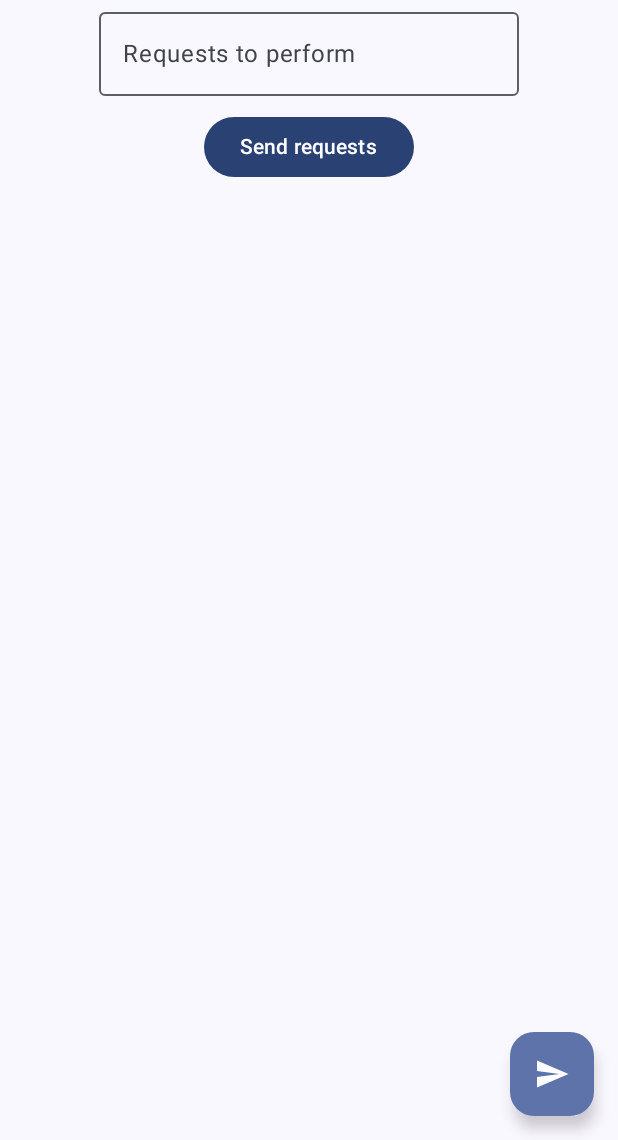
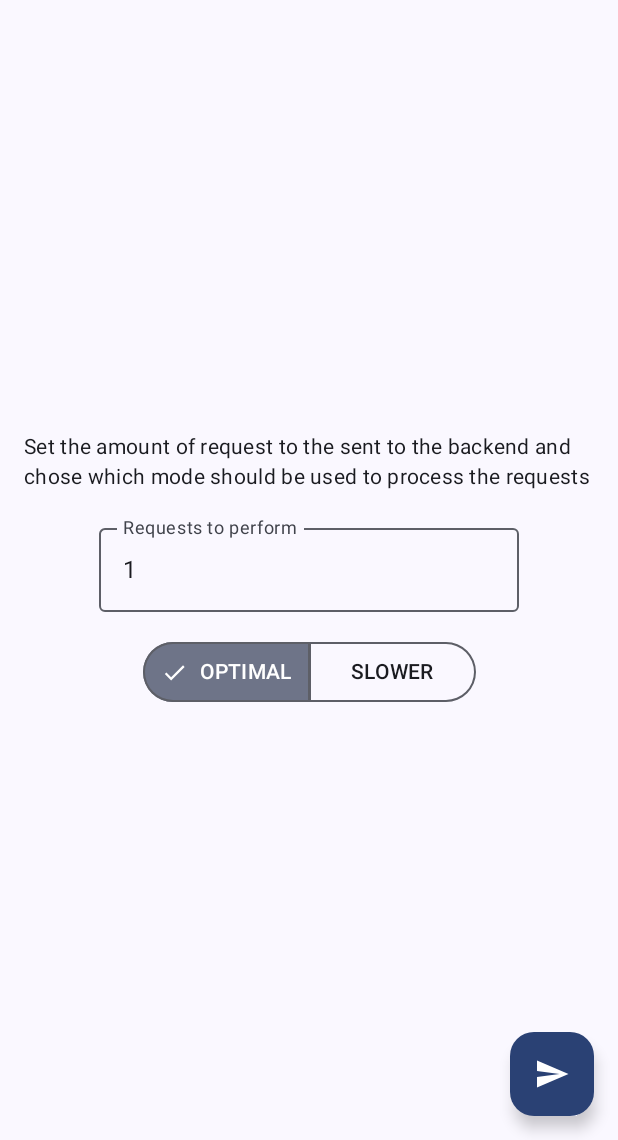
Before and after one commit to aeternam-13/JsonBenchmark, an Android app built with Jetpack Compose: the screen it shows after launch (MainActivity), on a phone screen of 412 x 824 dp, the part 96-1236 px from its top. Run offline under Robolectric (Android 15) with nearby library versions, the phone set to English and light mode, and no system bars; our stand-ins replace Dagger/Hilt's generated code; libraries missing offline, so code that uses them is left out: androidx.hilt.lifecycle.

Commit message:
feat: Buttons and texts in main screen

```diff
--- a/app/src/main/java/com/aeternam/jsonbenchmark/di/JsonTest.kt
+++ /dev/null
@@ -1,5 +0,0 @@
-package com.aeternam.jsonbenchmark.di
-
-enum class JsonTest {
-    OPTIMAL, WORSE
-}
--- /dev/null
+++ b/app/src/main/java/com/aeternam/jsonbenchmark/model/RequestMode.kt
@@ -0,0 +1,5 @@
+package com.aeternam.jsonbenchmark.model
+
+enum class RequestMode {
+    OPTIMAL, SLOWER
+}
--- /dev/null
+++ b/app/src/main/java/com/aeternam/jsonbenchmark/model/RequestsResults.kt
@@ -0,0 +1,3 @@
+package com.aeternam.jsonbenchmark.model
+
+data class RequestsResults( val successfulRequest: Int = 0)
--- a/app/src/main/java/com/aeternam/jsonbenchmark/presentation/request_creator_screen/RequestScreen.kt
+++ b/app/src/main/java/com/aeternam/jsonbenchmark/presentation/request_creator_screen/RequestScreen.kt
@@ -1,8 +1,6 @@
 package com.aeternam.jsonbenchmark.presentation.request_creator_screen
 
-import android.graphics.drawable.Icon
 import androidx.compose.foundation.layout.Column
-import androidx.compose.foundation.layout.fillMaxSize
 import androidx.compose.foundation.layout.padding
 import androidx.compose.material.icons.Icons
 import androidx.compose.material.icons.automirrored.filled.Send
@@ -17,8 +15,8 @@ import androidx.compose.runtime.Composable
 import androidx.compose.ui.Modifier
 import androidx.compose.ui.graphics.Color
 import androidx.compose.material3.Icon
-import androidx.compose.material3.TextField
 import androidx.compose.runtime.getValue
+import androidx.compose.ui.unit.dp
 import androidx.hilt.lifecycle.viewmodel.compose.hiltViewModel
 import androidx.lifecycle.compose.collectAsStateWithLifecycle
 import com.aeternam.jsonbenchmark.presentation.request_creator_screen.screens.RequestScreenGatheringInfo
@@ -30,10 +28,12 @@ fun RequestScreen(
 ) {
 
     val state by viewmodel.state.collectAsStateWithLifecycle()
+    val currentState = state
 
     Scaffold(
         floatingActionButton = {
-            FloatingActionButton(onClick = {})
+            if (currentState is RequestScreenState.GatheringInfo)
+                FloatingActionButton(onClick = {}, containerColor = MaterialTheme.colorScheme.primary)
                 {
                     Icon(
                         imageVector = Icons.AutoMirrored.Default.Send,
@@ -54,15 +54,22 @@ fun RequestScreen(
         ) { innerPadding ->
         Column(
             modifier = Modifier
-                .padding(innerPadding)
+                .padding(innerPadding).padding(all = 16.dp)
 
         ) {
-            when (val currentState = state) {
+            when (currentState) {
                 is RequestScreenState.GatheringInfo -> RequestScreenGatheringInfo(
                     stateHolder = currentState.stateHolder,
                     onRequestAmountChange = { newAmount ->
                         viewmodel.onIntent(
                             RequestScreenIntent.RequestAmountChange(newAmount)
+                        )
+                    },
+                    onRequestModeChange = { mode ->
+                        viewmodel.onIntent(
+                            RequestScreenIntent.ChangeRequestMode(
+                                mode
+                            )
                         )
                     })
 
--- /dev/null
+++ b/app/src/main/java/com/aeternam/jsonbenchmark/presentation/request_creator_screen/RequestScreenEvent.kt
@@ -0,0 +1,4 @@
+package com.aeternam.jsonbenchmark.presentation.request_creator_screen
+
+sealed class RequestScreenEvent {
+}
--- a/app/src/main/java/com/aeternam/jsonbenchmark/presentation/request_creator_screen/RequestScreenIntent.kt
+++ b/app/src/main/java/com/aeternam/jsonbenchmark/presentation/request_creator_screen/RequestScreenIntent.kt
@@ -1,5 +1,9 @@
 package com.aeternam.jsonbenchmark.presentation.request_creator_screen
 
+import com.aeternam.jsonbenchmark.model.RequestMode
+
 sealed class RequestScreenIntent {
-    data class RequestAmountChange(val amount : String) : RequestScreenIntent()
+    data class RequestAmountChange(val amount: String) : RequestScreenIntent()
+    data class ChangeRequestMode(val requestMode: RequestMode) : RequestScreenIntent()
+    data object SendRequests : RequestScreenIntent()
 }
--- a/app/src/main/java/com/aeternam/jsonbenchmark/presentation/request_creator_screen/RequestScreenStateHolder.kt
+++ b/app/src/main/java/com/aeternam/jsonbenchmark/presentation/request_creator_screen/RequestScreenStateHolder.kt
@@ -1,5 +1,8 @@
 package com.aeternam.jsonbenchmark.presentation.request_creator_screen
 
+import com.aeternam.jsonbenchmark.model.RequestMode
+
 data class RequestScreenStateHolder (
-    val requestAmount : String = ""
+    val requestAmount : String = "1",
+    val requestMode: RequestMode = RequestMode.OPTIMAL
 )
--- a/app/src/main/java/com/aeternam/jsonbenchmark/presentation/request_creator_screen/screens/RequestScreenGatheringInfo.kt
+++ b/app/src/main/java/com/aeternam/jsonbenchmark/presentation/request_creator_screen/screens/RequestScreenGatheringInfo.kt
@@ -1,35 +1,70 @@
 package com.aeternam.jsonbenchmark.presentation.request_creator_screen.screens
 
+import androidx.compose.foundation.layout.Arrangement
 import androidx.compose.foundation.layout.Column
 import androidx.compose.foundation.layout.Spacer
+import androidx.compose.foundation.layout.fillMaxSize
 import androidx.compose.foundation.layout.fillMaxWidth
 import androidx.compose.foundation.layout.height
 import androidx.compose.material3.Button
+import androidx.compose.material3.MaterialTheme
 import androidx.compose.material3.OutlinedTextField
+import androidx.compose.material3.SegmentedButton
+import androidx.compose.material3.SegmentedButtonDefaults
+import androidx.compose.material3.SingleChoiceSegmentedButtonRow
 import androidx.compose.material3.Text
 import androidx.compose.runtime.Composable
 import androidx.compose.ui.Alignment
 import androidx.compose.ui.Modifier
 import androidx.compose.ui.unit.dp
+import com.aeternam.jsonbenchmark.model.RequestMode
 import com.aeternam.jsonbenchmark.presentation.request_creator_screen.RequestScreenStateHolder
 
 @Composable
 fun RequestScreenGatheringInfo(
     stateHolder: RequestScreenStateHolder,
     onRequestAmountChange: (String) -> Unit,
+    onRequestModeChange: (RequestMode) -> Unit,
     modifier: Modifier = Modifier,
 ) {
-    Column(horizontalAlignment = Alignment.CenterHorizontally, modifier = modifier.fillMaxWidth()) {
+    Column(
+        horizontalAlignment = Alignment.CenterHorizontally,
+        verticalArrangement = Arrangement.Center,
+        modifier = modifier.fillMaxSize()
+    ) {
+        Text(
+            "Set the amount of request to the sent to the backend and chose which mode should be used to process the requests",
+            style = MaterialTheme.typography.bodyMedium
+        )
+        Spacer(Modifier.height(16.dp))
+
         OutlinedTextField(
-            value = stateHolder.requestAmount.toString(),
+            value = stateHolder.requestAmount,
             label = { Text("Requests to perform") },
             onValueChange = { newValue ->
                 if (newValue.isEmpty() || newValue.all { it.isDigit() }) {
-
                     onRequestAmountChange(newValue)
                 }
             })
-        Spacer(Modifier.height(10.dp))
-        Button(onClick = {}) { Text("Send requests")}
+        Spacer(Modifier.height(16.dp))
+
+        SingleChoiceSegmentedButtonRow {
+
+            RequestMode.entries.toTypedArray().let {
+                it.forEachIndexed { index, mode ->
+                    SegmentedButton(
+                        shape = SegmentedButtonDefaults.itemShape(
+                            index = index,
+                            count = it.size
+                        ),
+                        onClick = { onRequestModeChange(it[index]) },
+                        selected = mode == stateHolder.requestMode,
+                        label = { Text(mode.toString()) }
+                    )
+                }
+            }
+
+        }
+        //Button(onClick = {}) { Text("Send requests") }
     }
 }
```
Also changed, not shown: app/src/main/java/com/aeternam/jsonbenchmark/presentation/request_creator_screen/RequestScreenViewmodel.kt (+34 -2 lines). Lines whose indentation alone changed are shown as unchanged.
